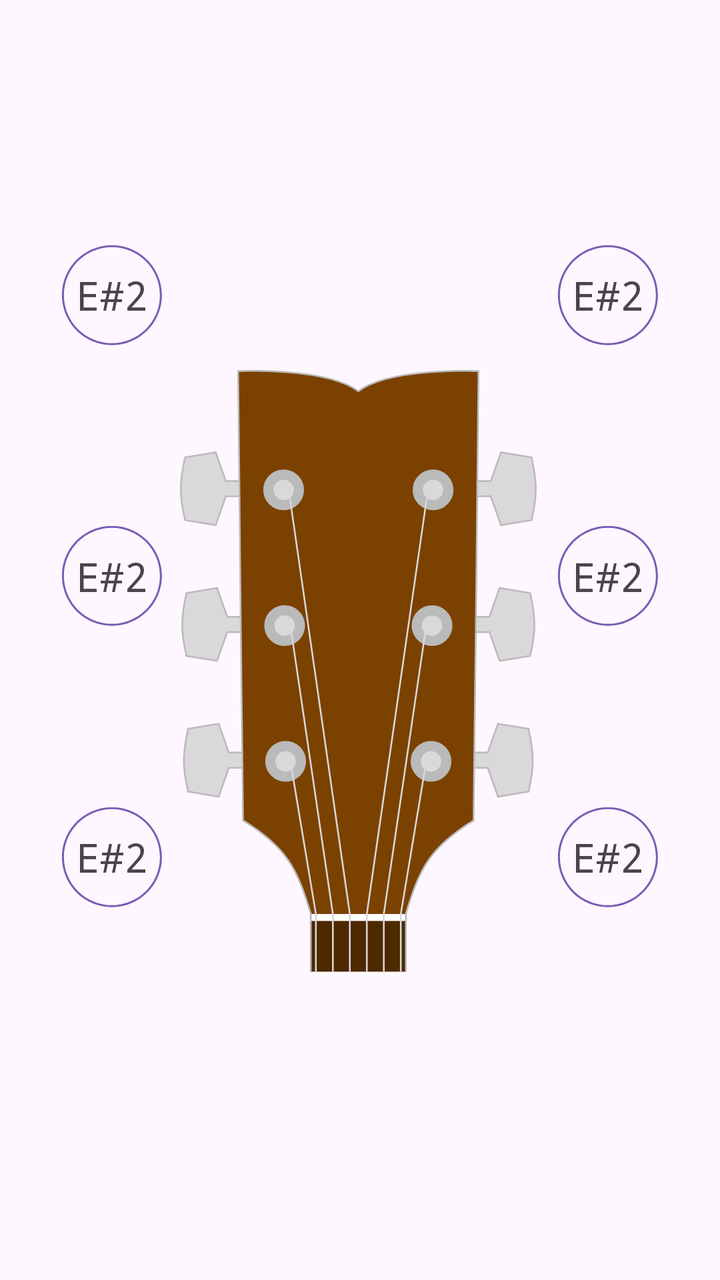
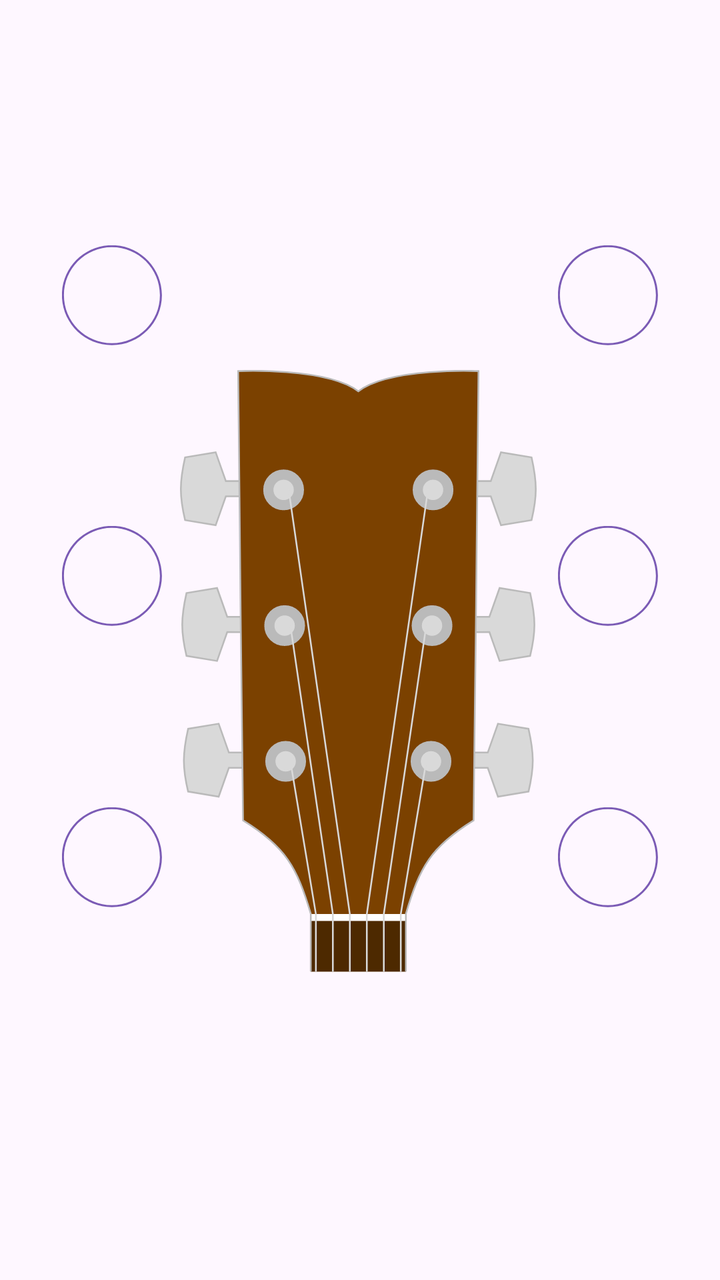

An Android layout rendered at two revisions. The XML below is the earlier revision; the diff shows what the commit changed to produce the second picture.
<!-- AndroidManifest.xml: application theme Theme.AuroraTuner -->
<!-- res/layout/guitar_fragment.xml -->
<?xml version="1.0" encoding="utf-8"?>
<androidx.constraintlayout.widget.ConstraintLayout xmlns:android="http://schemas.android.com/apk/res/android"
    xmlns:app="http://schemas.android.com/apk/res-auto"
    xmlns:tools="http://schemas.android.com/tools"
    android:layout_width="match_parent"
    android:layout_height="300dp">

    <ImageView
        android:id="@+id/imageView"
        android:layout_width="0dp"
        android:layout_height="0dp"
        app:layout_constraintWidth_percent="0.5"
        app:layout_constraintHeight_percent="0.95"
        app:layout_constraintBottom_toBottomOf="parent"
        app:layout_constraintEnd_toEndOf="parent"
        app:layout_constraintStart_toStartOf="parent"
        app:layout_constraintTop_toTopOf="parent"
        app:layout_constraintVertical_bias="1.0"
        android:contentDescription="@null"
        app:srcCompat="@drawable/headstock" />

    <ImageView
        android:id="@+id/string4"
        android:layout_width="wrap_content"
        android:layout_height="wrap_content"
        app:layout_constraintBottom_toTopOf="@+id/string5"
        app:layout_constraintEnd_toEndOf="parent"
        app:layout_constraintHorizontal_bias="0.1"
        app:layout_constraintStart_toStartOf="parent"
        app:layout_constraintTop_toTopOf="@id/tuner_top"
        app:layout_constraintVertical_bias="0.15"
        app:layout_constraintVertical_chainStyle="spread"
        android:contentDescription="@null"
        app:srcCompat="@drawable/note_circle" />

    <ImageView
        android:id="@+id/string6"
        android:layout_width="wrap_content"
        android:layout_height="wrap_content"
        app:layout_constraintBottom_toBottomOf="@id/tuner_bottom"
        app:layout_constraintEnd_toEndOf="parent"
        app:layout_constraintHorizontal_bias="0.1"
        app:layout_constraintStart_toStartOf="parent"
        app:layout_constraintTop_toBottomOf="@+id/string5"
        app:layout_constraintVertical_bias="0.75"
        android:contentDescription="@null"
        app:srcCompat="@drawable/note_circle" />

    <ImageView
        android:id="@+id/string5"
        android:layout_width="wrap_content"
        android:layout_height="wrap_content"
        app:layout_constraintBottom_toTopOf="@+id/string6"
        app:layout_constraintEnd_toEndOf="parent"
        app:layout_constraintHorizontal_bias="0.1"
        app:layout_constraintStart_toStartOf="parent"
        app:layout_constraintTop_toBottomOf="@+id/string4"
        app:layout_constraintVertical_bias="0.45"
        android:contentDescription="@null"
        app:srcCompat="@drawable/note_circle" />

    <TextView
        android:id="@+id/note_text4"
        android:layout_width="wrap_content"
        android:layout_height="wrap_content"
        android:text="E#2"
        android:textSize="20sp"
        android:fontFamily="monospace"
        app:layout_constraintBottom_toBottomOf="@+id/string4"
        app:layout_constraintEnd_toEndOf="@+id/string4"
        app:layout_constraintStart_toStartOf="@+id/string4"
        app:layout_constraintTop_toTopOf="@+id/string4" />

    <TextView
        android:id="@+id/note_text5"
        android:layout_width="wrap_content"
        android:layout_height="wrap_content"
        android:text="E#2"
        android:textSize="20sp"
        android:fontFamily="monospace"
        app:layout_constraintBottom_toBottomOf="@+id/string5"
        app:layout_constraintEnd_toEndOf="@+id/string5"
        app:layout_constraintStart_toStartOf="@+id/string5"
        app:layout_constraintTop_toTopOf="@+id/string5" />

    <TextView
        android:id="@+id/note_text6"
        android:layout_width="wrap_content"
        android:layout_height="wrap_content"
        android:text="E#2"
        android:textSize="20sp"
        android:fontFamily="monospace"
        app:layout_constraintBottom_toBottomOf="@+id/string6"
        app:layout_constraintEnd_toEndOf="@+id/string6"
        app:layout_constraintStart_toStartOf="@+id/string6"
        app:layout_constraintTop_toTopOf="@+id/string6" />

    <ImageView
        android:id="@+id/string3"
        android:layout_width="wrap_content"
        android:layout_height="wrap_content"
        app:layout_constraintBottom_toTopOf="@+id/string2"
        app:layout_constraintEnd_toEndOf="parent"
        app:layout_constraintHorizontal_bias="0.9"
        app:layout_constraintStart_toStartOf="parent"
        app:layout_constraintTop_toTopOf="@+id/tuner_top"
        app:layout_constraintVertical_bias="0.15"
        app:layout_constraintVertical_chainStyle="spread"
        android:contentDescription="@null"
        app:srcCompat="@drawable/note_circle" />

    <ImageView
        android:id="@+id/string2"
        android:layout_width="wrap_content"
        android:layout_height="wrap_content"
        app:layout_constraintBottom_toTopOf="@+id/string1"
        app:layout_constraintEnd_toEndOf="parent"
        app:layout_constraintHorizontal_bias="0.9"
        app:layout_constraintStart_toStartOf="parent"
        app:layout_constraintTop_toBottomOf="@+id/string3"
        app:layout_constraintVertical_bias="0.45"
        android:contentDescription="@null"
        app:srcCompat="@drawable/note_circle" />

    <ImageView
        android:id="@+id/string1"
        android:layout_width="wrap_content"
        android:layout_height="wrap_content"
        app:layout_constraintBottom_toTopOf="@+id/tuner_bottom"
        app:layout_constraintEnd_toEndOf="parent"
        app:layout_constraintHorizontal_bias="0.9"
        app:layout_constraintStart_toStartOf="parent"
        app:layout_constraintTop_toBottomOf="@+id/string2"
        app:layout_constraintVertical_bias="0.75"
        android:contentDescription="@null"
        app:srcCompat="@drawable/note_circle" />

    <TextView
        android:id="@+id/note_text3"
        android:layout_width="wrap_content"
        android:layout_height="wrap_content"
        android:text="E#2"
        android:textSize="20sp"
        android:fontFamily="monospace"
        app:layout_constraintBottom_toBottomOf="@+id/string3"
        app:layout_constraintEnd_toEndOf="@+id/string3"
        app:layout_constraintStart_toStartOf="@+id/string3"
        app:layout_constraintTop_toTopOf="@+id/string3" />

    <TextView
        android:id="@+id/note_text2"
        android:layout_width="wrap_content"
        android:layout_height="wrap_content"
        android:text="E#2"
        android:textSize="20sp"
        android:fontFamily="monospace"
        app:layout_constraintBottom_toBottomOf="@+id/string2"
        app:layout_constraintEnd_toEndOf="@+id/string2"
        app:layout_constraintStart_toStartOf="@+id/string2"
        app:layout_constraintTop_toTopOf="@+id/string2" />

    <TextView
        android:id="@+id/note_text1"
        android:layout_width="wrap_content"
        android:layout_height="wrap_content"
        android:text="E#2"
        android:textSize="20sp"
        android:fontFamily="monospace"
        app:layout_constraintBottom_toBottomOf="@+id/string1"
        app:layout_constraintEnd_toEndOf="@+id/string1"
        app:layout_constraintStart_toStartOf="@+id/string1"
        app:layout_constraintTop_toTopOf="@+id/string1" />

    <androidx.constraintlayout.widget.Guideline
        android:id="@+id/tuner_top"
        android:layout_width="wrap_content"
        android:layout_height="wrap_content"
        android:orientation="horizontal"
        app:layout_constraintGuide_percent="0.05" />

    <androidx.constraintlayout.widget.Guideline
        android:id="@+id/tuner_bottom"
        android:layout_width="wrap_content"
        android:layout_height="wrap_content"
        android:orientation="horizontal"
        app:layout_constraintGuide_percent="0.85" />

</androidx.constraintlayout.widget.ConstraintLayout>
<!-- resources referenced by this layout -->
<resources>
  <!-- drawable headstock: vector/xml drawable (drawable, 5748 chars, omitted) -->
  <!-- drawable note_circle (drawable) -->
  <vector xmlns:android="http://schemas.android.com/apk/res/android"
      android:width="50dp"
      android:height="50dp"
      android:viewportWidth="100"
      android:viewportHeight="100">
      <path
          android:name="circle"
          android:pathData="m49.92 1.88c26.51 0 48 21.49 48 48c0 26.51 -21.49 48 -48 48c-26.51 0 -48 -21.49 -48 -48c0 -26.51 21.49 -48 48 -48zm0 -2c-27.61 0 -50 22.39 -50 50c0 27.61 22.39 50 50 50c27.61 0 50 -22.39 50 -50c0 -27.61 -22.39 -50 -50 -50z"
          android:fillColor="@color/colorAccent" />
  </vector>
  <style name="Theme.AuroraTuner" parent="Base.Theme.AuroraTuner" />
  <color name="colorAccent">#7B5BB5</color>
  <style name="Base.Theme.AuroraTuner" parent="Theme.Material3.DayNight.NoActionBar">
          
          
          <item name="android:navigationBarColor">@color/white</item>
          <item name="colorPrimaryDark">@color/white</item>
      </style>
  <color name="white">#FFFFFFFF</color>
</resources>

<!-- the commit's change to res/layout/guitar_fragment.xml (unified diff, before → after) -->
@@ -17,7 +17,7 @@
         app:layout_constraintTop_toTopOf="parent"
         app:layout_constraintVertical_bias="1.0"
         android:contentDescription="@null"
-        app:srcCompat="@drawable/headstock" />
+        app:srcCompat="@drawable/guitar_headstock" />
 
     <ImageView
         android:id="@+id/string4"
@@ -63,7 +63,6 @@
         android:id="@+id/note_text4"
         android:layout_width="wrap_content"
         android:layout_height="wrap_content"
-        android:text="E#2"
         android:textSize="20sp"
         android:fontFamily="monospace"
         app:layout_constraintBottom_toBottomOf="@+id/string4"
@@ -75,7 +74,6 @@
         android:id="@+id/note_text5"
         android:layout_width="wrap_content"
         android:layout_height="wrap_content"
-        android:text="E#2"
         android:textSize="20sp"
         android:fontFamily="monospace"
         app:layout_constraintBottom_toBottomOf="@+id/string5"
@@ -87,7 +85,6 @@
         android:id="@+id/note_text6"
         android:layout_width="wrap_content"
         android:layout_height="wrap_content"
-        android:text="E#2"
         android:textSize="20sp"
         android:fontFamily="monospace"
         app:layout_constraintBottom_toBottomOf="@+id/string6"
@@ -139,7 +136,6 @@
         android:id="@+id/note_text3"
         android:layout_width="wrap_content"
         android:layout_height="wrap_content"
-        android:text="E#2"
         android:textSize="20sp"
         android:fontFamily="monospace"
         app:layout_constraintBottom_toBottomOf="@+id/string3"
@@ -151,7 +147,6 @@
         android:id="@+id/note_text2"
         android:layout_width="wrap_content"
         android:layout_height="wrap_content"
-        android:text="E#2"
         android:textSize="20sp"
         android:fontFamily="monospace"
         app:layout_constraintBottom_toBottomOf="@+id/string2"
@@ -163,7 +158,6 @@
         android:id="@+id/note_text1"
         android:layout_width="wrap_content"
         android:layout_height="wrap_content"
-        android:text="E#2"
         android:textSize="20sp"
         android:fontFamily="monospace"
         app:layout_constraintBottom_toBottomOf="@+id/string1"
<!-- resource entries referenced after the edit -->
@@ -1,6 +1,6 @@
 <!-- resources referenced by this layout -->
 <resources>
-  <!-- drawable headstock: vector/xml drawable (drawable, 5748 chars, omitted) -->
+  <!-- drawable guitar_headstock: vector/xml drawable (drawable, 5748 chars, omitted) -->
   <!-- drawable note_circle (drawable) -->
   <vector xmlns:android="http://schemas.android.com/apk/res/android"
       android:width="50dp"
